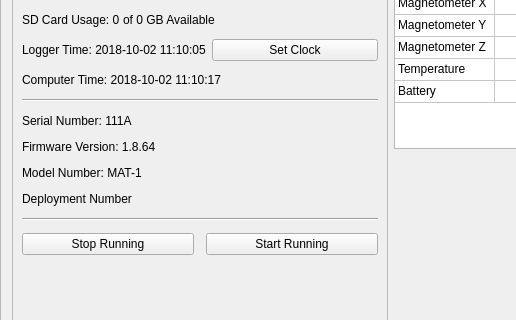
The window that gui/designer_files/start_stop.ui (LowellInstruments/Domino) describes before a commit, drawn with Qt 5; both pictures show x 0 to 516 and y 110 to 430 of the 782 by 512 pixel window.
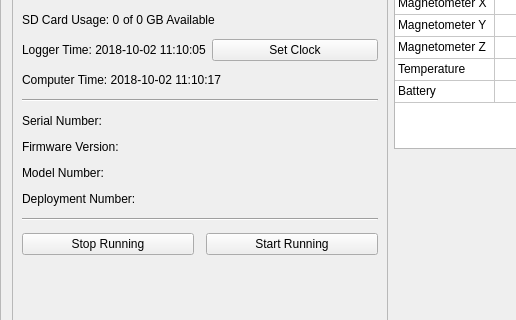
The same window after the commit. Icons and pictures are not drawn.

Commit message: adds functionality to clear the gui when the device is unplugged.

The edit to the form file:
```diff
--- a/gui/designer_files/start_stop.ui
+++ b/gui/designer_files/start_stop.ui
@@ -170,28 +170,28 @@
       <item>
        <widget class="QLabel" name="label_serial">
         <property name="text">
-         <string>Serial Number: 111A</string>
+         <string>Serial Number:</string>
         </property>
        </widget>
       </item>
       <item>
        <widget class="QLabel" name="label_firmware">
         <property name="text">
-         <string>Firmware Version: 1.8.64</string>
+         <string>Firmware Version:</string>
         </property>
        </widget>
       </item>
       <item>
        <widget class="QLabel" name="label_model">
         <property name="text">
-         <string>Model Number: MAT-1</string>
+         <string>Model Number:</string>
         </property>
        </widget>
       </item>
       <item>
        <widget class="QLabel" name="label_deployment">
         <property name="text">
-         <string>Deployment Number</string>
+         <string>Deployment Number:</string>
         </property>
        </widget>
       </item>
```
The commit also changes 5 other files.
